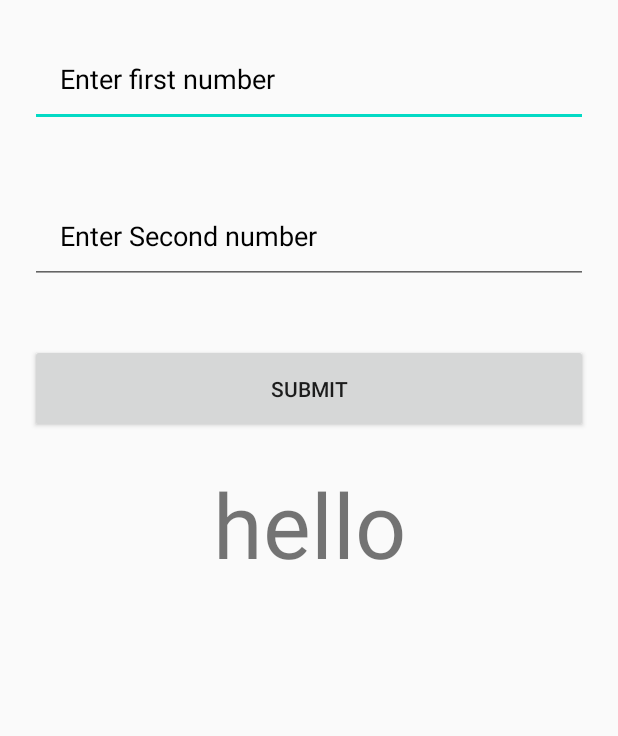
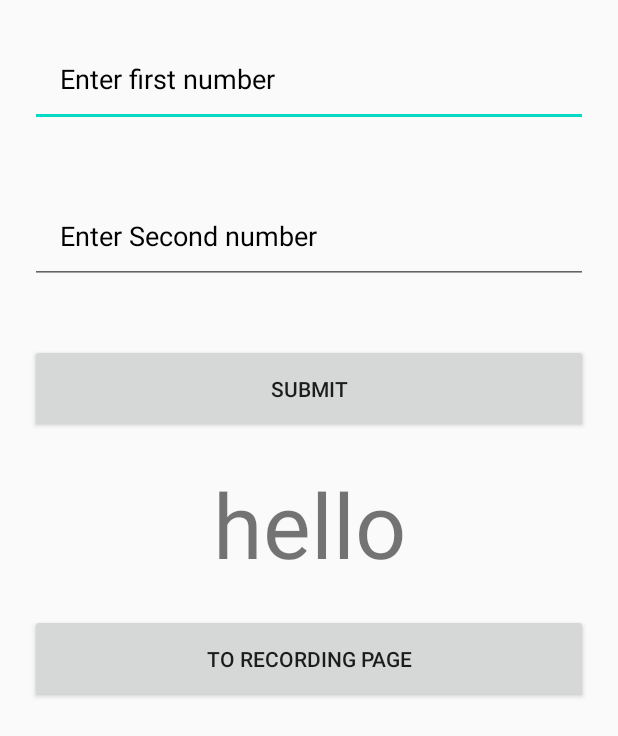
Before and after one commit to taxihuang030926/adrSingingScope, an Android app: the layout activity_main.xml on its own in the app's theme, with its tools: preview values and no code run, on a phone screen of 412 x 824 dp. Shown: the top 736 px of the screen. Run offline under Robolectric (Android 15) with nearby library versions, the phone set to English and light mode, and no system bars.

Commit message:
add new activity(activity_recording_and_play_test) for recording and audio playing test, intent for activity_main.xml to activity_recording_and_play_test.xml, new button for swapping into the second activity
errors concluded: Android resource linking failed
/Users/huangtingyu/AndroidStudioProjects/adrSingingScope/app/src/main/res/layout/activity_recording_and_play_test.xml:17:
AAPT: error: attribute android:layout_ not found.

```diff
--- a/app/src/main/AndroidManifest.xml
+++ b/app/src/main/AndroidManifest.xml
@@ -9,7 +9,7 @@
         android:roundIcon="@mipmap/ic_launcher_round"
         android:supportsRtl="true"
         android:theme="@style/AppTheme">
-
+        <activity android:name=".recording_and_play_test"></activity>
         <activity android:name=".MainActivity">
             <intent-filter>
                 <action android:name="android.intent.action.MAIN" />
--- a/app/src/main/res/layout/activity_main.xml
+++ b/app/src/main/res/layout/activity_main.xml
@@ -43,8 +43,14 @@
         android:textAlignment="center"
         android:gravity="center_horizontal" />
 
-
-
+    <Button
+        android:id="@+id/bt4next_page"
+        android:layout_width="match_parent"
+        android:layout_height="wrap_content"
+        android:layout_below="@id/text_view"
+        android:layout_margin="20dp"
+        android:padding="20dp"
+        android:text="To recording page" />
 
 
 </RelativeLayout>
```
Also changed, not shown: app/src/main/java/com/example/adrsingingscope/MainActivity.java (+16 -4 lines), app/src/main/java/com/example/adrsingingscope/recording_and_play_test.java (added, +14 -0 lines), app/src/main/res/layout/activity_recording_and_play_test.xml (added, +28 -0 lines).
